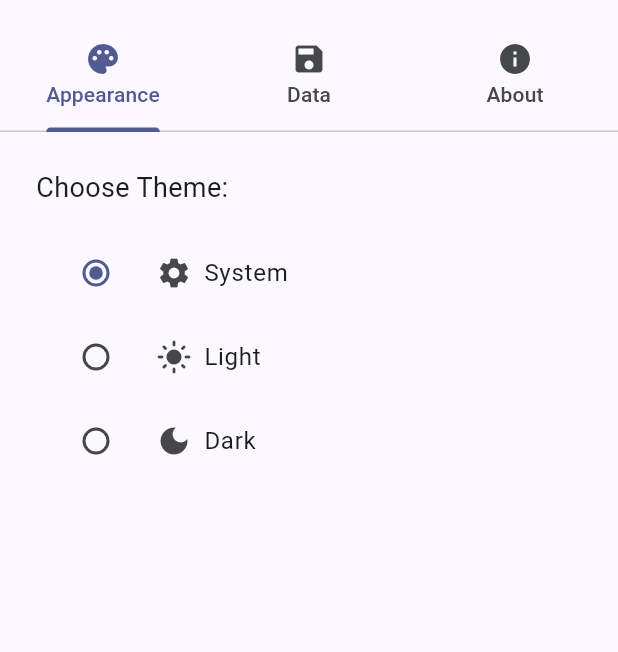
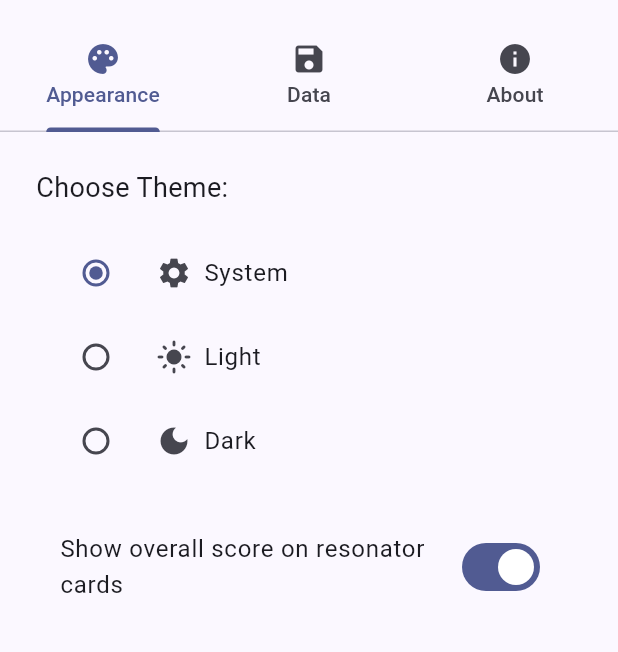
Before and after one commit to phnthnhnm/evc, a Flutter app: the screen it shows after launch, after a tap on the "settings" icon, on a phone screen of 412 x 824 dp, the part 63-715 px from its top. Run offline on Flutter 3.47's test engine with Material 3 defaults, Android fonts, the phone set to English and light mode, and no system bars; our stand-ins replace file_picker, package_info_plus, shared_preferences.

Commit message:
feat(settings): add a toggle for the overall score display

```diff
--- a/lib/screens/settings/appearance_tab.dart
+++ b/lib/screens/settings/appearance_tab.dart
@@ -57,6 +57,12 @@ class AppearanceTab extends StatelessWidget {
                 ],
               ),
             ),
+            const SizedBox(height: 24),
+            SwitchListTile(
+              value: themeProvider.showScoreOnCard,
+              onChanged: (v) => themeProvider.setShowScoreOnCard(v),
+              title: const Text('Show overall score on resonator cards'),
+            ),
           ],
         ),
       ),
--- a/lib/utils/theme_provider.dart
+++ b/lib/utils/theme_provider.dart
@@ -3,19 +3,30 @@ import 'package:shared_preferences/shared_preferences.dart';
 
 class ThemeProvider extends ChangeNotifier {
   static const String _themeKey = 'theme';
+  static const String _showScoreKey = 'showScoreOnCard';
   ThemeMode _themeMode = ThemeMode.system;
+  bool _showScoreOnCard = true;
 
   ThemeProvider() {
     loadThemeMode();
+    loadShowScoreOnCard();
   }
 
   ThemeMode get themeMode => _themeMode;
+  bool get showScoreOnCard => _showScoreOnCard;
 
   void setThemeMode(ThemeMode mode) async {
     _themeMode = mode;
     notifyListeners();
     final prefs = await SharedPreferences.getInstance();
     await prefs.setString(_themeKey, mode.toString().split('.').last);
+  }
+
+  void setShowScoreOnCard(bool value) async {
+    _showScoreOnCard = value;
+    notifyListeners();
+    final prefs = await SharedPreferences.getInstance();
+    await prefs.setBool(_showScoreKey, value);
   }
 
   Future<void> loadThemeMode() async {
@@ -35,4 +46,12 @@ class ThemeProvider extends ChangeNotifier {
       notifyListeners();
     }
   }
+
+  Future<void> loadShowScoreOnCard() async {
+    final prefs = await SharedPreferences.getInstance();
+    if (prefs.containsKey(_showScoreKey)) {
+      _showScoreOnCard = prefs.getBool(_showScoreKey) ?? true;
+      notifyListeners();
+    }
+  }
 }
--- a/lib/widgets/resonator_card.dart
+++ b/lib/widgets/resonator_card.dart
@@ -1,7 +1,9 @@
 import 'package:flutter/material.dart';
+import 'package:provider/provider.dart';
 
 import '../models/resonator.dart';
 import '../utils/resonator_utils.dart';
+import '../utils/theme_provider.dart';
 import '../utils/tier_color_utils.dart';
 
 class ResonatorCard extends StatefulWidget {
@@ -36,6 +38,9 @@ class _ResonatorCardState extends State<ResonatorCard> {
     final Color scoreColor = overallTier != null
         ? getTierColor(overallTier)
         : Colors.grey;
+
+    // Check if score display is enabled
+    final showScore = Provider.of<ThemeProvider>(context).showScoreOnCard;
 
     // Animation values
     final double scale = _hovering ? 1.22 : 1.14;
@@ -124,6 +129,7 @@ class _ResonatorCardState extends State<ResonatorCard> {
                       ),
                     ),
                     // Top left: overall score chip
+                    if (showScore)
                       Positioned(
                         top: 12,
                         left: 12,
```
Lines whose indentation alone changed are shown as unchanged.
